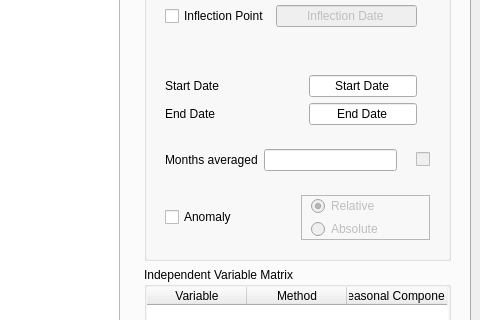
This is main.ui in IUPBAuf/IUP-Regression-Model as Qt 5 draws it before an edit; both pictures show x 165 to 645 and y 174 to 494 of the 645 by 882 pixel window. The edited form follows.
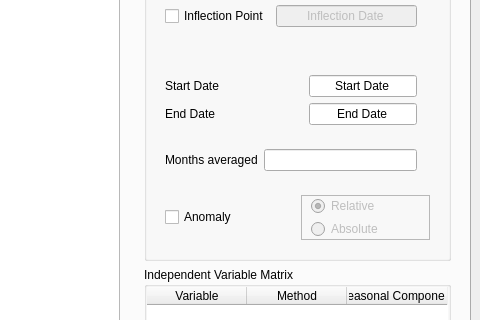
This is the edited form.

Commit message:
QoL Checkmarks
Changed the way checkmarks behave in the UI and disabled the compute button, when unrecognized dates or options were chosen that do not work together.

```diff
--- a/main.ui
+++ b/main.ui
@@ -275,19 +275,6 @@
                    </property>
                   </widget>
                  </item>
-                 <item row="0" column="3">
-                  <widget class="QCheckBox" name="check_mean_old">
-                   <property name="enabled">
-                    <bool>false</bool>
-                   </property>
-                   <property name="toolTip">
-                    <string>&lt;html&gt;&lt;head/&gt;&lt;body&gt;&lt;p&gt;Check: The format was recognized and can be used for the trend analysis&lt;/p&gt;&lt;/body&gt;&lt;/html&gt;</string>
-                   </property>
-                   <property name="text">
-                    <string/>
-                   </property>
-                  </widget>
-                 </item>
                  <item row="0" column="0">
                   <widget class="QLabel" name="label_8">
                    <property name="text">
```
Left out of the diff: 2 changed lines with no effect on the pictures. The commit also changes 1 other file.
